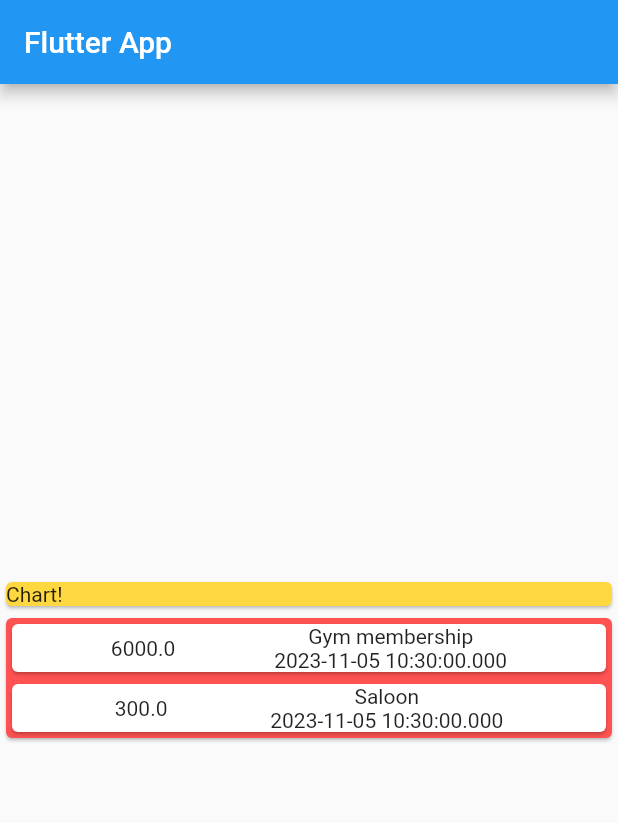
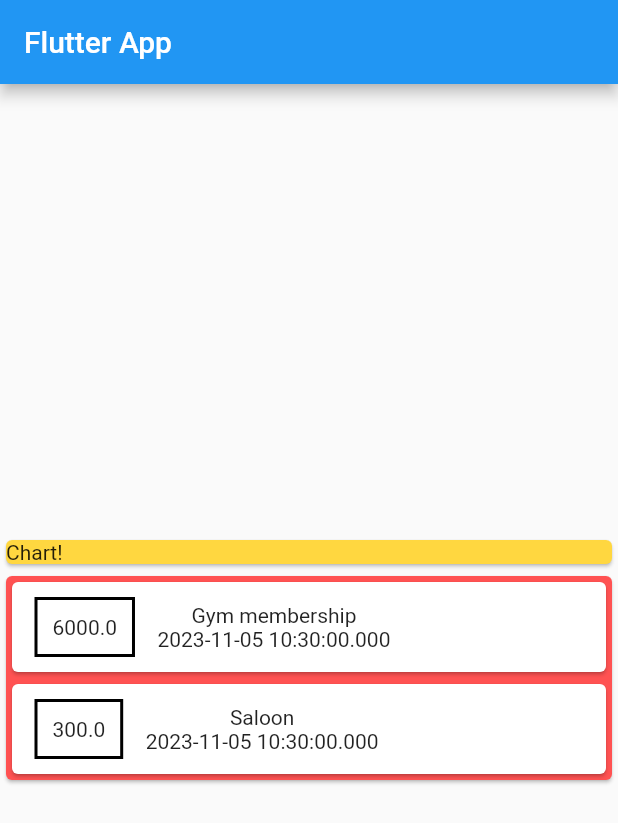
Before and after one commit to yazindu/personal_expenses_app, a Flutter app: the screen it shows after launch, on a phone screen of 412 x 824 dp. Shown: the top 823 px of the screen. Run offline on Flutter 3.47's test engine with Material 2 defaults, Android fonts, the phone set to English and light mode, and no system bars.

Commit message:
feat: 009 Styling a Container

```diff
--- a/lib/main.dart
+++ b/lib/main.dart
@@ -44,10 +44,18 @@ class MyHomePage extends StatelessWidget {
                 children: transactions.map((transaction) {
                   return Card(
                     child: Row(
-                      mainAxisAlignment: MainAxisAlignment.spaceEvenly,
+                      // mainAxisAlignment: MainAxisAlignment.spaceEvenly,
                       children: [
-                        Text(
-                          transaction.amount.toString(),
+                        Container(
+                          margin: EdgeInsets.symmetric(
+                              horizontal: 15, vertical: 10),
+                          decoration: BoxDecoration(
+                            border: Border.all(color: Colors.black, width: 2),
+                          ),
+                          padding: EdgeInsets.all(10),
+                          child: Text(
+                            transaction.amount.toString(),
+                          ),
                         ),
                         Column(
                           children: [
```
